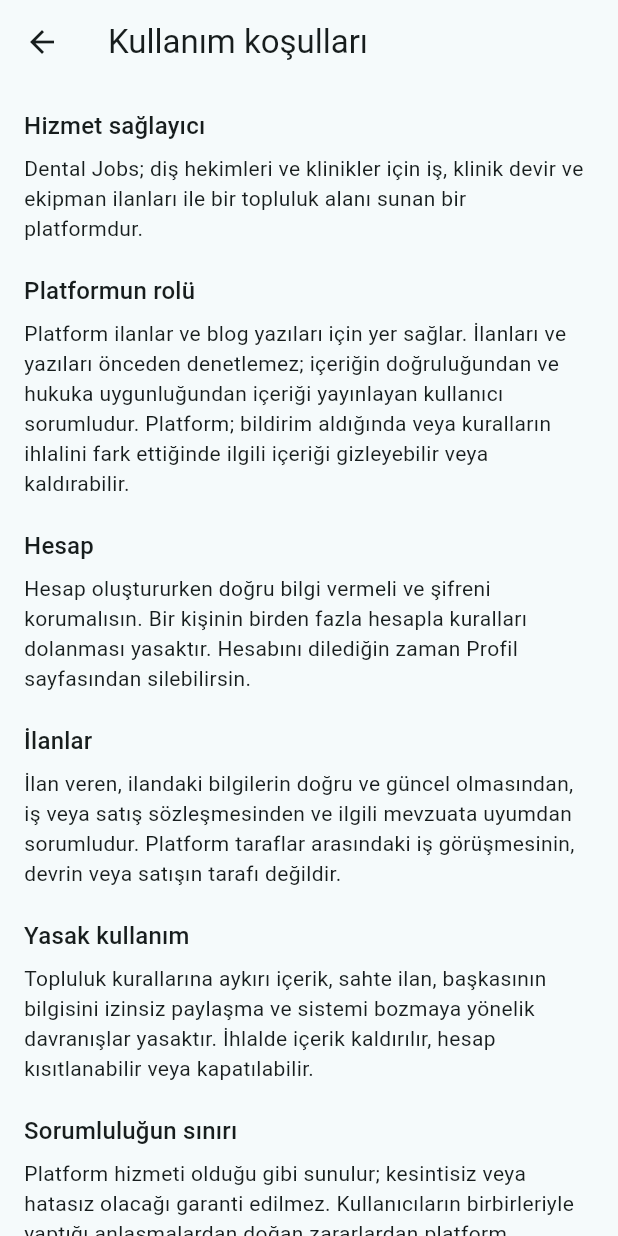
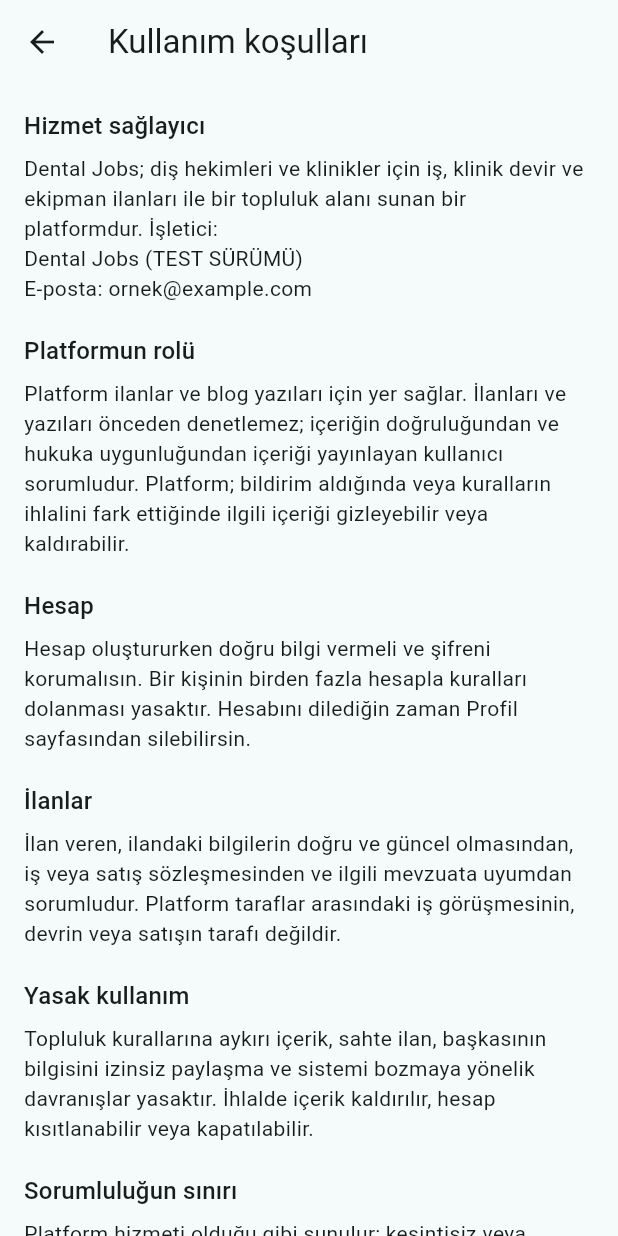
Before and after one commit to melis9797/dentaljobs, a Flutter app: the ProfileScreen screen opened directly, after a tap on "Kullanım koşulları", on a phone screen of 412 x 824 dp. Run offline on Flutter 3.47's test engine with Material 3 defaults, Android fonts, the phone set to English and light mode, and no system bars; our stand-ins replace supabase_flutter; accounts and stored records are empty; network calls fail.

Commit message:
Enable blog tab with placeholder operator info for testing
Operator name and contact e-mail are TEST values (example.com). They must be
replaced with real details after legal review and before any public launch.

Co-Authored-By: Claude Sonnet 5.5 <noreply@anthropic.com>
Claude-Session: https://claude.ai/code/session_0159NAw35T88vUxMsy6r2yzE

```diff
--- a/lib/config.dart
+++ b/lib/config.dart
@@ -6,8 +6,12 @@ const supabasePublishableKey = 'sb_publishable_BL_b_LcuQAO6_PY4oOjFlw_debBgFxw';
 
 // Sitenin işleticisi. Yasal sayfalarda (iletişim, aydınlatma metni) herkese
 // görünür. Ad ve e-posta doldurulmadan Blog sekmesi açılmaz.
-const legalOperatorName = '';
-const legalContactEmail = '';
+//
+// DİKKAT: Aşağıdakiler TEST değerleridir (example.com gerçek bir kutuya
+// gitmez). Avukat kontrolünden sonra gerçek bilgilerle değiştirilmeden
+// uygulama yayınlanmamalı.
+const legalOperatorName = 'Dental Jobs (TEST SÜRÜMÜ)';
+const legalContactEmail = 'ornek@example.com';
 const legalAddress = '';
 
 /// Blog yalnızca işletici bilgileri girildiyse açılır (5651 sayılı Kanun,
```
